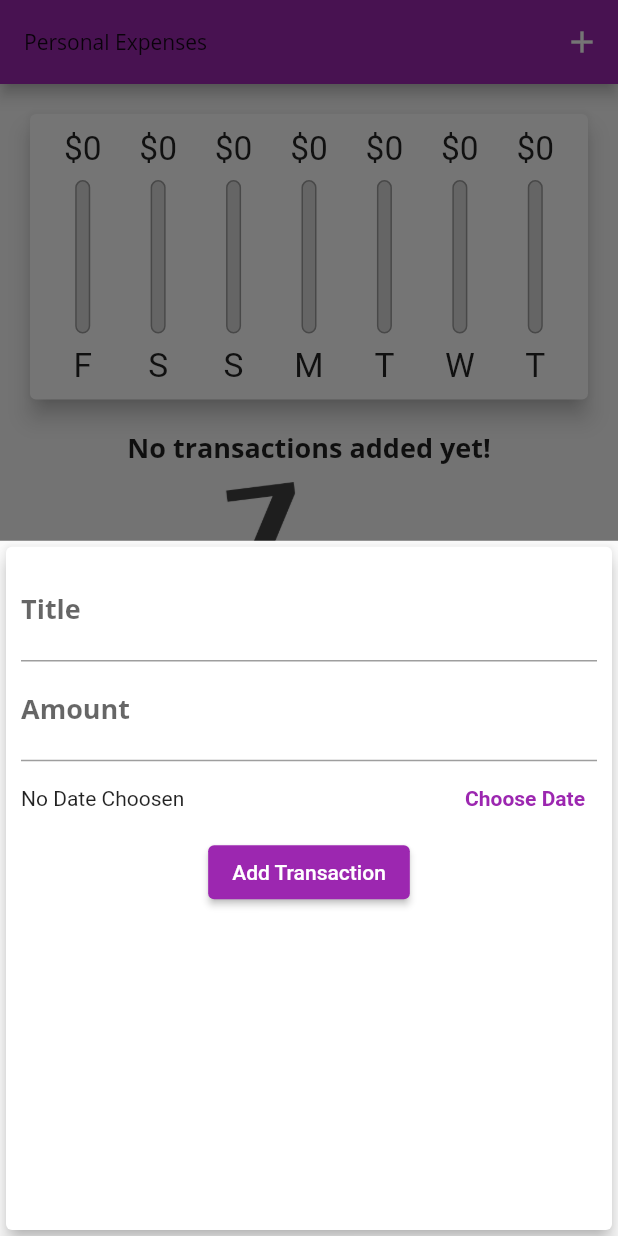
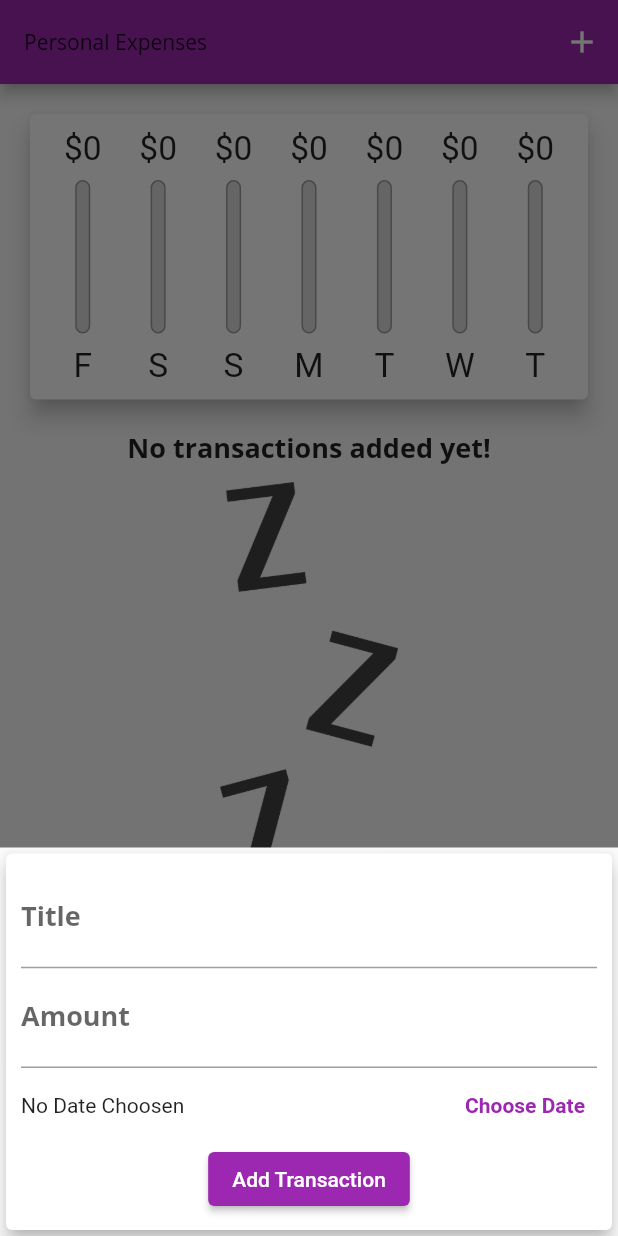
Before and after one commit to ArslanAshraf462/ExpensePlanner, a Flutter app: the screen it shows after launch, after a tap on the "add" icon, on a phone screen of 412 x 824 dp. Run offline on Flutter 3.47's test engine with Material 2 defaults, Android fonts, the phone set to English and light mode, and no system bars; Roboto replaces fonts that are missing (Open Sans).

Commit message:
Softkeyboard insets & using device sizes & Managing MediaQuery

```diff
--- a/lib/main.dart
+++ b/lib/main.dart
@@ -114,9 +114,11 @@ class _MyHomePageState extends State<MyHomePage> {
 
   @override
   Widget build(BuildContext context) {
-    final isLandscape = MediaQuery.of(context).orientation == Orientation.landscape;
+    final mediaQuery = MediaQuery.of(context);
+    final isLandscape = mediaQuery.orientation == Orientation.landscape;
     final appBar = AppBar(
-        title: Text('Personal Expenses',style: TextStyle(fontFamily: 'Open Sans'),),
+        title: Text('Personal Expenses',
+        style: TextStyle(fontFamily: 'Open Sans'),),
         actions: [
           IconButton(
             onPressed: ()=>_startAddNewTransaction(context),
@@ -124,9 +126,9 @@ class _MyHomePageState extends State<MyHomePage> {
         ],
       );
       final txListWidget = Container(
-            height: (MediaQuery.of(context).size.height -
+            height: (mediaQuery.size.height -
               appBar.preferredSize.height-
-              MediaQuery.of(context).padding.top)*
+              mediaQuery.padding.top)*
               0.7,
             child: TransactionList(_userTransactions,_deleteTransaction),
             );
@@ -153,17 +155,17 @@ class _MyHomePageState extends State<MyHomePage> {
             ),
             if(!isLandscape)
             Container(
-              height: (MediaQuery.of(context).size.height -
+              height: (mediaQuery.size.height -
               appBar.preferredSize.height -
-              MediaQuery.of(context).padding.top)*
+              mediaQuery.padding.top)*
               0.3,
               child: Chart(_recentTransactions),
               ),
               if(!isLandscape) txListWidget,
            if(isLandscape)_showChart ? Container(
-              height: (MediaQuery.of(context).size.height -
+              height: (mediaQuery.size.height -
               appBar.preferredSize.height -
-              MediaQuery.of(context).padding.top)*
+              mediaQuery.padding.top)*
               0.7,
               child: Chart(_recentTransactions),
               ):
--- a/lib/widgets/new_transaction.dart
+++ b/lib/widgets/new_transaction.dart
@@ -54,10 +54,16 @@ class _NewTransactionState extends State<NewTransaction> {
 
   @override
   Widget build(BuildContext context) {
-    return  Card(
+    return  SingleChildScrollView(
+      child: Card(
               elevation: 5.0,
               child: Container(
-              padding: EdgeInsets.all(10.0),
+                padding: EdgeInsets.only(
+                  left: 10.0,
+                  right: 10.0,
+                  top: 10.0,
+                  bottom: MediaQuery.of(context).viewInsets.bottom + 10,
+                ),
                 child: Column(
                   mainAxisAlignment: MainAxisAlignment.start,
                   children: [
@@ -112,6 +118,7 @@ class _NewTransactionState extends State<NewTransaction> {
                   ],
                 ),
               ),
+            ),
     );
   }
 }
--- a/lib/widgets/transaction_list.dart
+++ b/lib/widgets/transaction_list.dart
@@ -50,7 +50,16 @@ class TransactionList extends StatelessWidget {
             style: Theme.of(context).textTheme.titleMedium,
             ),
             subtitle: Text(DateFormat.yMMMd().format(transactions[index].date)),
-            trailing: IconButton(onPressed: () => deleteTransaction(transactions[index].id),
+            trailing: MediaQuery.of(context).size.width>460 ? TextButton.icon(
+              style: ButtonStyle(
+                              foregroundColor: MaterialStateProperty.all(Theme.of(context).errorColor),
+                            ),
+              onPressed: () => deleteTransaction(transactions[index].id),
+              icon: Icon(Icons.delete),
+              label: Text('Delete'),
+              ) :
+              IconButton(
+              onPressed: () => deleteTransaction(transactions[index].id),
             icon: Icon(Icons.delete),
             color: Theme.of(context).errorColor,
             ),
```
Lines whose indentation alone changed are shown as unchanged.
